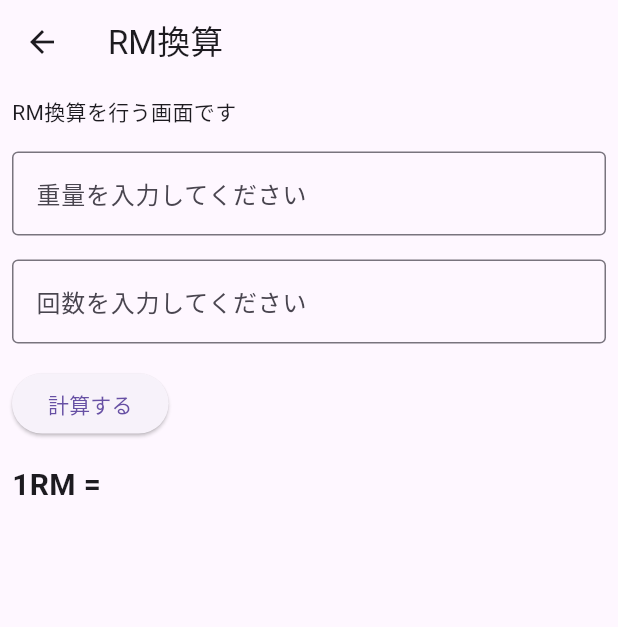
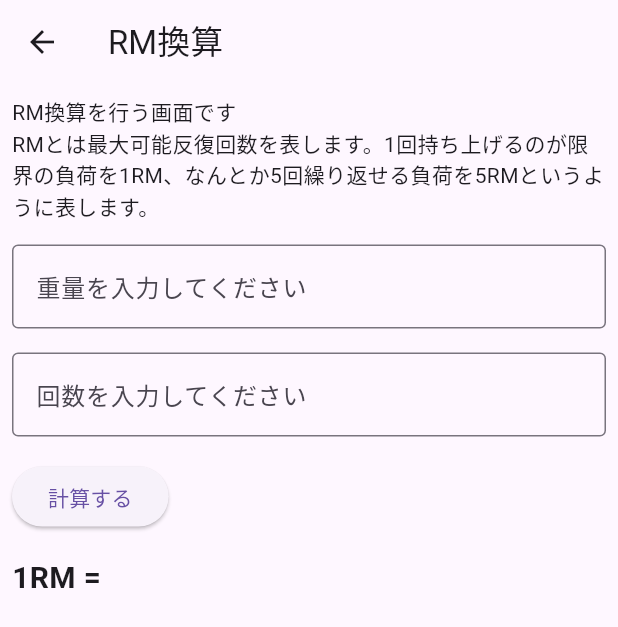
Before and after one commit to yudaitakeda/per, a Flutter app: the Rmstate screen opened directly, on a phone screen of 412 x 824 dp. Shown: the top 627 px of the screen. Run offline on Flutter 3.47's test engine with Material 3 defaults, Android fonts, the light colour scheme and no system bars; our stand-ins replace table_calendar.

Commit message:
refacter:rm換算に関する説明を追加

```diff
--- a/lib/rm.dart
+++ b/lib/rm.dart
@@ -45,7 +45,8 @@ class _RmState extends State<Rmstate> {
           // 説明テキスト
           const Padding(
             padding: EdgeInsets.all(8.0),
-            child: Text('RM換算を行う画面です'),
+            child: Text(
+                'RM換算を行う画面です\nRMとは最大可能反復回数を表します。1回持ち上げるのが限界の負荷を1RM、なんとか5回繰り返せる負荷を5RMというように表します。'),
           ),
           // 重量入力フィールド
           Padding(
```
